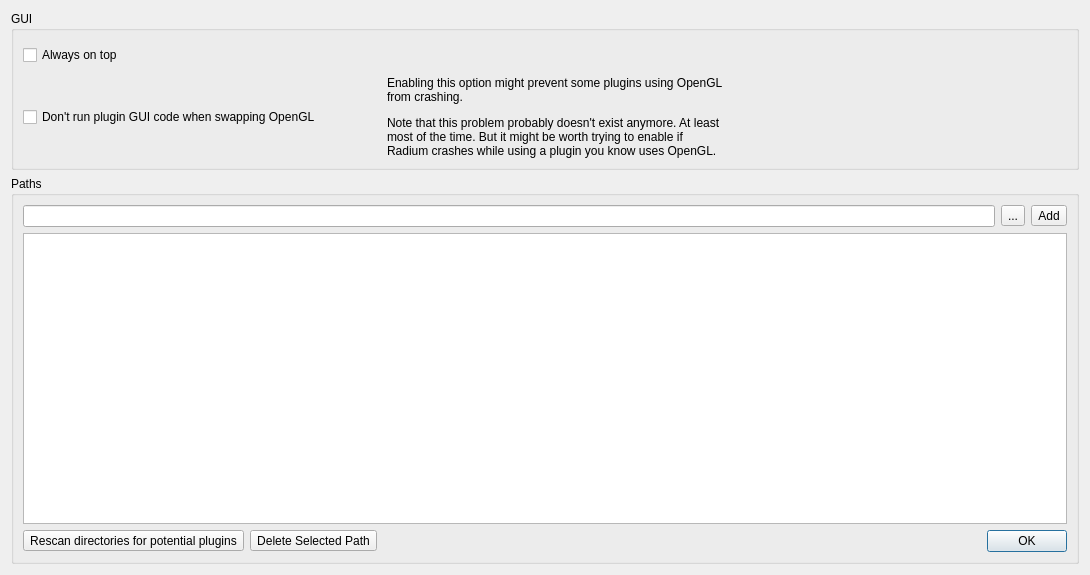
The window that Qt/qt4_vst_paths_widget.ui (kmatheussen/radium) describes before a commit, drawn with Qt 5.
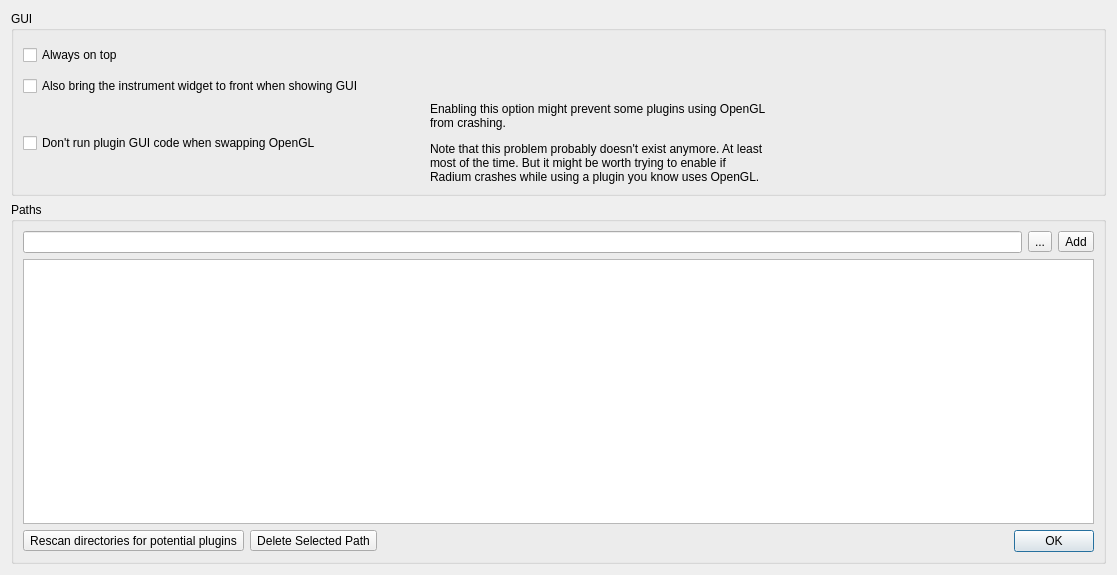
The same window after the commit.

Commit message: Preferences: Move "bring instrument widget to front" option from the "Windows" tab into the "Plugins" tab.

What changed in the file:
```diff
--- a/Qt/qt4_vst_paths_widget.ui
+++ b/Qt/qt4_vst_paths_widget.ui
@@ -6,7 +6,7 @@
    <rect>
     <x>0</x>
     <y>0</y>
-    <width>1090</width>
+    <width>1117</width>
     <height>575</height>
    </rect>
   </property>
@@ -26,29 +26,6 @@
       <string>GUI</string>
      </property>
      <layout class="QGridLayout" name="gridLayout_2">
-      <item row="1" column="0">
-       <widget class="QCheckBox" name="lock_juce_when_swapping_onoff">
-        <property name="text">
-         <string>Don't run plugin GUI code when swapping OpenGL</string>
-        </property>
-       </widget>
-      </item>
-      <item row="1" column="1">
-       <spacer name="horizontalSpacer_2">
-        <property name="orientation">
-         <enum>Qt::Horizontal</enum>
-        </property>
-        <property name="sizeType">
-         <enum>QSizePolicy::Fixed</enum>
-        </property>
-        <property name="sizeHint" stdset="0">
-         <size>
-          <width>60</width>
-          <height>20</height>
-         </size>
-        </property>
-       </spacer>
-      </item>
       <item row="0" column="0">
        <widget class="QCheckBox" name="always_on_top">
         <property name="text">
@@ -56,7 +33,7 @@
         </property>
        </widget>
       </item>
-      <item row="1" column="3">
+      <item row="2" column="3">
        <spacer name="horizontalSpacer_3">
         <property name="orientation">
          <enum>Qt::Horizontal</enum>
@@ -69,7 +46,14 @@
         </property>
        </spacer>
       </item>
-      <item row="1" column="2">
+      <item row="2" column="0">
+       <widget class="QCheckBox" name="lock_juce_when_swapping_onoff">
+        <property name="text">
+         <string>Don't run plugin GUI code when swapping OpenGL</string>
+        </property>
+       </widget>
+      </item>
+      <item row="2" column="2">
        <widget class="QLabel" name="label_12">
         <property name="text">
          <string>&lt;html&gt;&lt;head/&gt;&lt;body&gt;&lt;p&gt;&lt;span style=&quot; color:#000000;&quot;&gt;Enabling this option might prevent some plugins using OpenGL&lt;br/&gt;from crashing.&lt;/span&gt;&lt;/p&gt;&lt;p&gt;&lt;span style=&quot; color:#000000;&quot;&gt;
@@ -90,6 +74,29 @@
         </property>
        </widget>
       </item>
+      <item row="2" column="1">
+       <spacer name="horizontalSpacer_2">
+        <property name="orientation">
+         <enum>Qt::Horizontal</enum>
+        </property>
+        <property name="sizeType">
+         <enum>QSizePolicy::Fixed</enum>
+        </property>
+        <property name="sizeHint" stdset="0">
+         <size>
+          <width>60</width>
+          <height>20</height>
+         </size>
+        </property>
+       </spacer>
+      </item>
+      <item row="1" column="0">
+       <widget class="QCheckBox" name="show_instrument_widget_when_double_clicking">
+        <property name="text">
+         <string>Also bring the instrument widget to front when showing GUI</string>
+        </property>
+       </widget>
+      </item>
      </layout>
     </widget>
    </item>
```
The commit also changes 4 other files.
